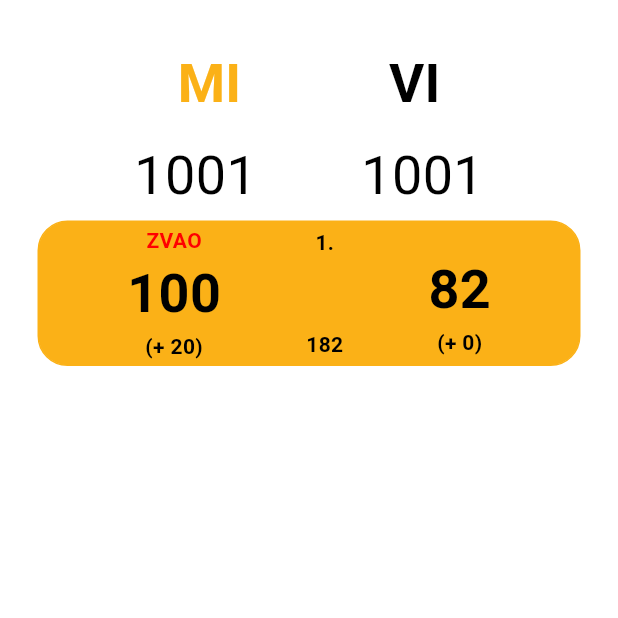
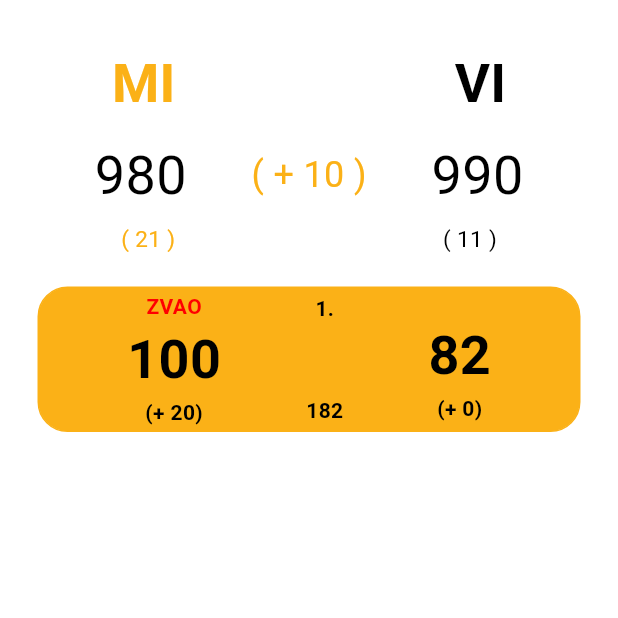
Before and after one commit to Vuk7/BelaBlok, a Flutter app: the CurrentGameScreen screen opened by its route, on a phone screen of 412 x 824 dp, the top half of it. Run offline on Flutter 3.47's test engine with Material 3 defaults, Android fonts, the phone set to English and light mode, and no system bars; our stand-ins replace go_router.

Commit message:
feat: top score details widget

```diff
--- a/src/lib/screens/current_game_screen/current_game_screen.dart
+++ b/src/lib/screens/current_game_screen/current_game_screen.dart
@@ -1,5 +1,6 @@
 import 'package:bela_blok/enums/caller_enum.dart';
 import 'package:bela_blok/screens/current_game_screen/widgets/round_score_list_item.dart';
+import 'package:bela_blok/screens/current_game_screen/widgets/top_score_details.dart';
 import 'package:flutter/material.dart';
 
 class CurrentGameScreen extends StatefulWidget {
@@ -10,6 +11,11 @@ class CurrentGameScreen extends StatefulWidget {
 }
 
 class _CurrentGameScreenState extends State<CurrentGameScreen> {
+  Map<Caller, int> teamScore = {
+    Caller.teamOne: 980,
+    Caller.teamTwo: 990,
+  };
+
   @override
   Widget build(BuildContext context) {
     return Scaffold(
@@ -21,53 +27,16 @@ class _CurrentGameScreenState extends State<CurrentGameScreen> {
           const SizedBox(
             height: 10,
           ),
-          Row(
-            children: [
-              const Spacer(),
-              Text(
-                "MI",
-                style: TextStyle(
-                    fontWeight: FontWeight.bold,
-                    color: Theme.of(context).colorScheme.primary,
-                    fontSize: 36),
-              ),
-              const Spacer(),
-              Text(
-                "VI",
-                style: TextStyle(
-                    fontWeight: FontWeight.bold,
-                    color: Theme.of(context).colorScheme.secondary,
-                    fontSize: 36),
-              ),
-              const Spacer(),
-            ],
-          ),
+          TopScoreDetails(
+              teamOneScore: teamScore[Caller.teamOne]!,
+              teamTwoScore: teamScore[Caller.teamTwo]!,
+              scoreDifference:
+                  teamScore[Caller.teamTwo]! - teamScore[Caller.teamOne]!,
+              teamInLead: Caller.teamOne,
+              teamOneLeftToWin: 1001 - teamScore[Caller.teamOne]!,
+              teamTwoLeftToWin: 1001 - teamScore[Caller.teamTwo]!),
           const SizedBox(
             height: 10,
-          ),
-          Row(
-            children: [
-              const Spacer(),
-              Text(
-                "1001",
-                style: TextStyle(
-                    fontWeight: FontWeight.normal,
-                    color: Theme.of(context).colorScheme.secondary,
-                    fontSize: 36),
-              ),
-              const Spacer(),
-              Text(
-                "1001",
-                style: TextStyle(
-                    fontWeight: FontWeight.normal,
-                    color: Theme.of(context).colorScheme.secondary,
-                    fontSize: 36),
-              ),
-              const SizedBox(
-                height: 10,
-              ),
-              const Spacer(),
-            ],
           ),
           Padding(
             padding: const EdgeInsets.all(5.0),
--- /dev/null
+++ b/src/lib/screens/current_game_screen/widgets/top_score_details.dart
@@ -0,0 +1,128 @@
+import 'package:bela_blok/enums/caller_enum.dart';
+import 'package:flutter/material.dart';
+
+class TopScoreDetails extends StatelessWidget {
+  final int teamOneScore;
+  final int teamTwoScore;
+
+  final int scoreDifference;
+  final Caller teamInLead;
+
+  final int teamOneLeftToWin;
+  final int teamTwoLeftToWin;
+  const TopScoreDetails({
+    super.key,
+    required this.teamOneScore,
+    required this.teamTwoScore,
+    required this.scoreDifference,
+    required this.teamInLead,
+    required this.teamOneLeftToWin,
+    required this.teamTwoLeftToWin,
+  });
+
+  @override
+  Widget build(BuildContext context) {
+    return Column(
+      children: [
+        Row(
+          children: [
+            const Spacer(),
+            Text(
+              "MI",
+              style: TextStyle(
+                  fontWeight: FontWeight.bold,
+                  color: Theme.of(context).colorScheme.primary,
+                  fontSize: 36),
+            ),
+            const Spacer(),
+            Opacity(
+              opacity: 0.0,
+              child: Text(
+                "( + $scoreDifference )",
+                style: TextStyle(
+                    fontWeight: FontWeight.normal,
+                    color: Theme.of(context).colorScheme.primary,
+                    fontSize: 24),
+              ),
+            ),
+            const Spacer(),
+            Text(
+              "VI",
+              style: TextStyle(
+                  fontWeight: FontWeight.bold,
+                  color: Theme.of(context).colorScheme.secondary,
+                  fontSize: 36),
+            ),
+            const Spacer(),
+          ],
+        ),
+        const SizedBox(
+          height: 10,
+        ),
+        Row(
+          children: [
+            const Spacer(),
+            Text(
+              "$teamOneScore",
+              style: TextStyle(
+                  fontWeight: FontWeight.normal,
+                  color: Theme.of(context).colorScheme.secondary,
+                  fontSize: 36),
+            ),
+            const Spacer(),
+            Text(
+              "( + $scoreDifference )",
+              style: TextStyle(
+                  fontWeight: FontWeight.normal,
+                  color: (teamInLead == Caller.teamOne)
+                      ? Theme.of(context).colorScheme.primary
+                      : Theme.of(context).colorScheme.secondary,
+                  fontSize: 24),
+            ),
+            const Spacer(),
+            Text(
+              "$teamTwoScore",
+              style: TextStyle(
+                  fontWeight: FontWeight.normal,
+                  color: Theme.of(context).colorScheme.secondary,
+                  fontSize: 36),
+            ),
+            const Spacer(),
+          ],
+        ),
+        Row(
+          children: [
+            const Spacer(),
+            Text(
+              "( $teamOneLeftToWin )",
+              style: TextStyle(
+                  fontWeight: FontWeight.normal,
+                  color: Theme.of(context).colorScheme.primary,
+                  fontSize: 15),
+            ),
+            const Spacer(),
+            Opacity(
+              opacity: 0.0,
+              child: Text(
+                "( $scoreDifference )",
+                style: TextStyle(
+                    fontWeight: FontWeight.normal,
+                    color: Theme.of(context).colorScheme.primary,
+                    fontSize: 24),
+              ),
+            ),
+            const Spacer(),
+            Text(
+              "( $teamTwoLeftToWin )",
+              style: TextStyle(
+                  fontWeight: FontWeight.normal,
+                  color: Theme.of(context).colorScheme.secondary,
+                  fontSize: 15),
+            ),
+            const Spacer(),
+          ],
+        ),
+      ],
+    );
+  }
+}
```
